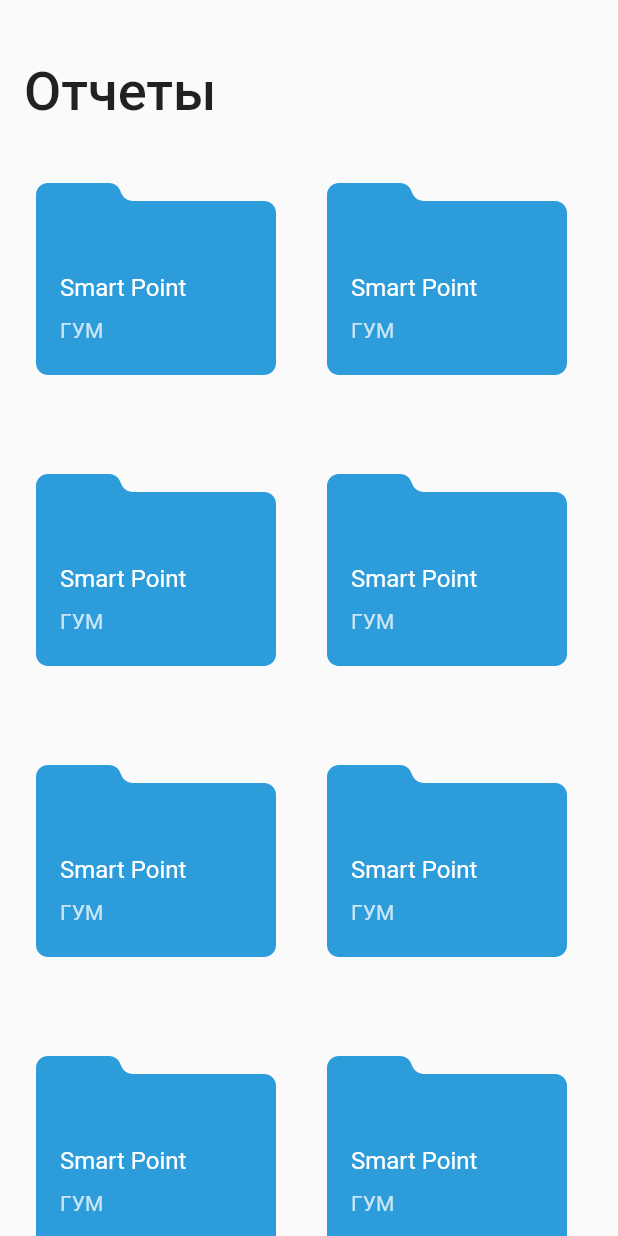
After one commit to AyatAliev/cycas, a Flutter app: the AdminReports screen opened by its route, on a phone screen of 412 x 824 dp. The commit adds this screen. Run offline on Flutter 3.47's test engine with Material 2 defaults, Android fonts, the phone set to English and light mode, and no system bars; our stand-ins replace flutter_slidable, flutter_svg.

Commit message:
Admin: add Tables Reports

```diff
--- a/lib/main.dart
+++ b/lib/main.dart
@@ -1,4 +1,6 @@
 import 'package:cycas/ui/admin/main/admin_main.dart';
+import 'package:cycas/ui/admin/reports/admin_reports.dart';
+import 'package:cycas/ui/admin/tables/admin_tables.dart';
 import 'package:cycas/ui/auth/authorization.dart';
 import 'package:cycas/ui/sellers/add/accessory/add_phone_sellers.dart';
 import 'package:cycas/ui/sellers/add/notebook/add_notebook_sellers.dart';
@@ -50,6 +52,8 @@ class MyApp extends StatelessWidget {
         // Admin
         AdminMain.routeName: (BuildContext context) => const AdminMain(),
         MainAdminTabScreen.routeName: (BuildContext context) => const MainAdminTabScreen(),
+        AdminTables.routeName: (BuildContext context) => const AdminTables(),
+        AdminReports.routeName: (BuildContext context) => const AdminReports(),
       },
     );
   }
--- a/lib/ui/admin/main_admin_tab.dart
+++ b/lib/ui/admin/main_admin_tab.dart
@@ -1,4 +1,6 @@
 import 'package:cycas/ui/admin/main/admin_main.dart';
+import 'package:cycas/ui/admin/reports/admin_reports.dart';
+import 'package:cycas/ui/admin/tables/admin_tables.dart';
 import 'package:flutter/cupertino.dart';
 import 'package:flutter/material.dart';
 
@@ -13,7 +15,7 @@ class MainAdminTabScreen extends StatefulWidget {
 
 class _MainAdminTabScreenState extends State<MainAdminTabScreen> with TickerProviderStateMixin {
   late TabController controller;
-  List<Widget> tabBarViewItems = [const AdminMain(), const AdminMain(), const AdminMain(), const AdminMain()];
+  List<Widget> tabBarViewItems = [const AdminMain(), const AdminTables(), const AdminReports(), const AdminMain()];
 
   @override
   void initState() {
--- /dev/null
+++ b/lib/ui/admin/reports/admin_reports.dart
@@ -0,0 +1,72 @@
+import 'dart:ui';
+
+import 'package:cycas/ui/widget/statistics.dart';
+import 'package:flutter/material.dart';
+import 'package:flutter_svg/svg.dart';
+
+class AdminReports extends StatelessWidget {
+  static const String routeName = "admin_reports";
+
+  const AdminReports({Key? key}) : super(key: key);
+
+  @override
+  Widget build(BuildContext context) {
+    return Scaffold(
+      body: SafeArea(
+        top: true,
+        bottom: true,
+        child: Column(
+          children: [
+            Row(
+              mainAxisAlignment: MainAxisAlignment.spaceBetween,
+              children: [
+                Container(
+                  margin: const EdgeInsets.symmetric(horizontal: 16, vertical: 40),
+                  child: const Text(
+                    "Отчеты",
+                    style: TextStyle(fontSize: 36, fontWeight: FontWeight.w500),
+                  ),
+                ),
+              ],
+            ),
+            Expanded(
+              child: Container(
+                margin: const EdgeInsets.only(right: 24),
+                child: GridView.count(
+                  shrinkWrap: true,
+                  crossAxisCount: 2,
+                  children: List.generate(10, (index) {
+                    return Stack(
+                      children: [
+                        Container(
+                          margin: const EdgeInsets.only(left: 24),
+                          child: SvgPicture.asset("assets/image/folder.svg", color: const Color(0xFF2D9CDB)),
+                        ),
+                        const Positioned(
+                          top: 60,
+                          left: 40,
+                          child: Text(
+                            "Smart Point",
+                            style: TextStyle(fontSize: 16, fontWeight: FontWeight.w400, color: Colors.white),
+                          ),
+                        ),
+                        const Positioned(
+                          top: 90,
+                          left: 40,
+                          child: Text(
+                            "ГУМ",
+                            style: TextStyle(fontSize: 14, fontWeight: FontWeight.w400, color: Color(0xBFFFFFFF)),
+                          ),
+                        ),
+                      ],
+                    );
+                  }),
+                ),
+              ),
+            ),
+          ],
+        ),
+      ),
+    );
+  }
+}
```
Also changed, not shown: lib/ui/admin/tables/admin_tables.dart (added, +72 -0 lines), pubspec.yaml (+11 -1 lines), assets/image/folder.svg (added), pubspec.lock.
